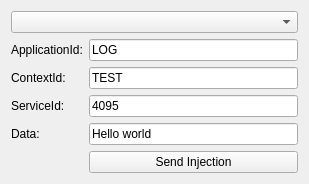
Old version of the form plugin/dummycontrolplugin/form.ui in the repository COVESA/dlt-viewer.
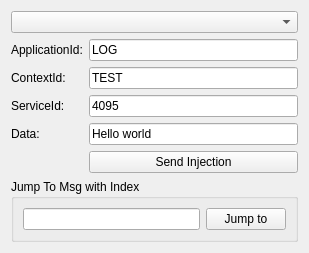
New version of the form.

Commit message: DLT Viewer Plugin Interface to scroll to a specific index

```diff
--- a/plugin/dummycontrolplugin/form.ui
+++ b/plugin/dummycontrolplugin/form.ui
@@ -7,7 +7,7 @@
     <x>0</x>
     <y>0</y>
     <width>309</width>
-    <height>178</height>
+    <height>233</height>
    </rect>
   </property>
   <property name="windowTitle">
@@ -80,6 +80,25 @@
      </property>
     </widget>
    </item>
+   <item row="6" column="0" colspan="2">
+    <widget class="QGroupBox" name="groupBox">
+     <property name="title">
+      <string>Jump To Msg with Index</string>
+     </property>
+     <layout class="QGridLayout" name="gridLayout_2">
+      <item row="0" column="1">
+       <widget class="QPushButton" name="pushButtonJumpTo">
+        <property name="text">
+         <string>Jump to</string>
+        </property>
+       </widget>
+      </item>
+      <item row="0" column="0">
+       <widget class="QLineEdit" name="lineEditJumpTo"/>
+      </item>
+     </layout>
+    </widget>
+   </item>
   </layout>
  </widget>
  <resources/>
```
The commit also changes 6 other files.
